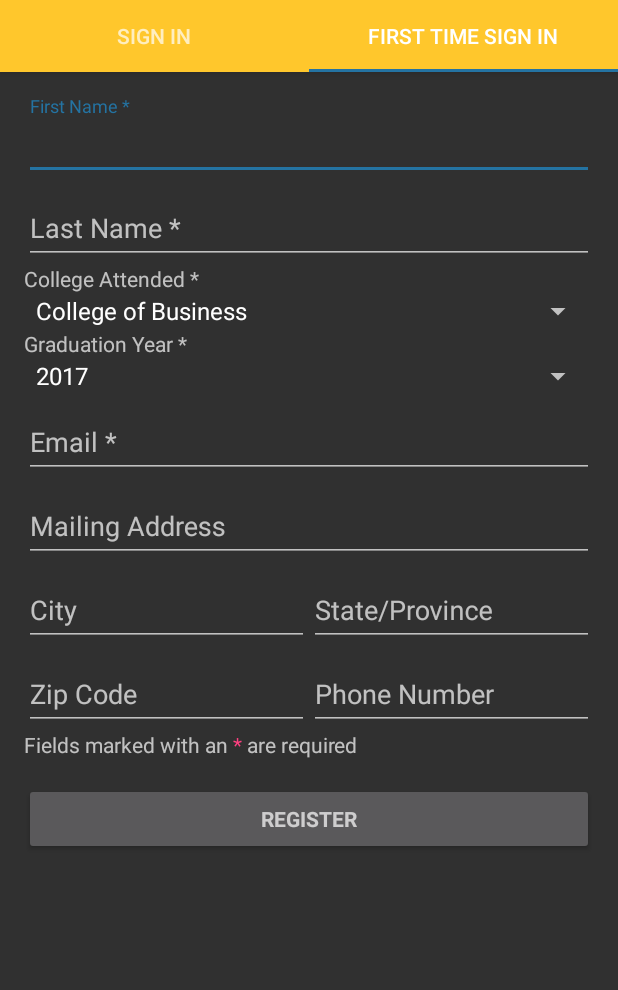
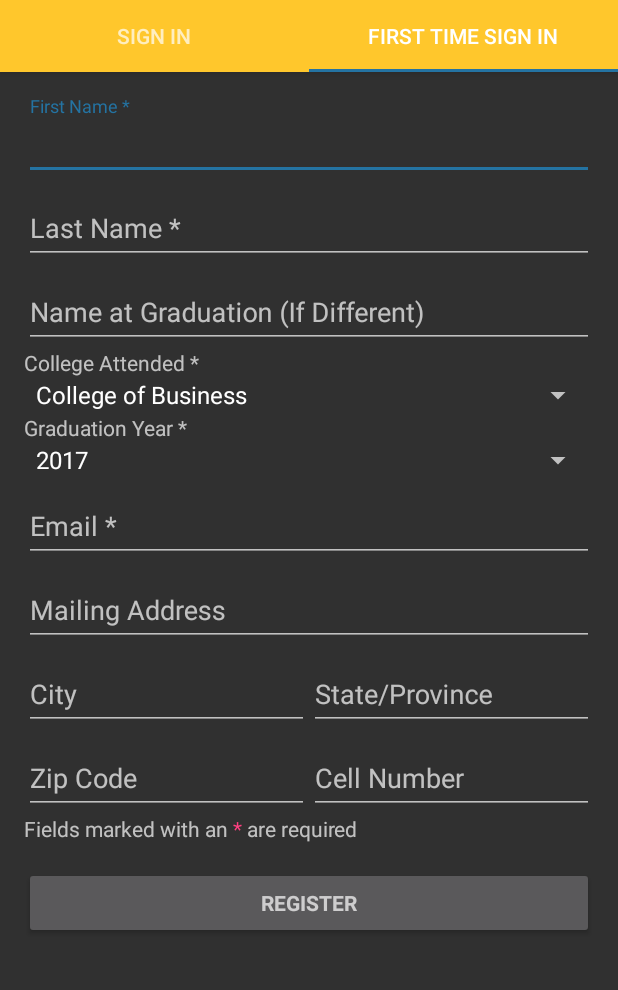
Before and after one commit to BillBarthel/Titan-Alumni-Card-App, an Android app: the screen it shows after launch (LoginActivity), tab 2 chosen, on a phone screen of 412 x 824 dp, the part 135-1125 px from its top. Run offline under Robolectric (Android 15) with nearby library versions, the phone set to English and light mode, and no system bars; our stand-ins replace Volley.

Commit message:
Added registration field to record user's name at the time of graduation if it changed. Changed position of personal photo.

```diff
--- a/app/src/main/java/uwosh/titan_alumni_card_app/RegisterFragment.java
+++ b/app/src/main/java/uwosh/titan_alumni_card_app/RegisterFragment.java
@@ -48,8 +48,8 @@ public class RegisterFragment extends Fragment {
 
     // UI references.
     private EditText mFirstName;
-    private EditText mMiddleName;
     private EditText mLastName;
+    private EditText mGraduationName;
     private Spinner mCollegeAttended;
     private Spinner mGraduationYear;
     private AutoCompleteTextView mEmailView;
@@ -91,6 +91,7 @@ public class RegisterFragment extends Fragment {
         // Credential checks required
         mFirstName = (AutoCompleteTextView) view.findViewById(R.id.first_name);
         mLastName = (EditText) view.findViewById(R.id.last_name);
+        mGraduationName = (EditText) view.findViewById(R.id.graduation_name);
         mEmailView = (AutoCompleteTextView) view.findViewById(R.id.email);
         mMailingAddress = (AutoCompleteTextView) view.findViewById(R.id.mailing_address);
         mCity = (AutoCompleteTextView) view.findViewById(R.id.city);
@@ -134,6 +135,7 @@ public class RegisterFragment extends Fragment {
         // Store values at the time of the login attempt.
         final String firstName = mFirstName.getText().toString();
         final String lastName = mLastName.getText().toString();
+        final String graduationName =  mGraduationName.getText().toString();
         final String collegeAttended = mCollegeAttended.getSelectedItem().toString();
         final String graduationYear = mGraduationYear.getSelectedItem().toString();
         final String email = mEmailView.getText().toString();
@@ -168,8 +170,8 @@ public class RegisterFragment extends Fragment {
                     Volley.newRequestQueue(getView().getContext());
 
 
-            String URLVariables = "?firstName=" + firstName +
-                                  "&lastName=" + lastName +"&collegeAttended=" + collegeAttended +
+            String URLVariables = "?firstName=" + firstName + "&lastName=" + lastName +
+                                  "&graduationName=" + graduationName + "&collegeAttended=" + collegeAttended +
                                   "&graduationYear=" + graduationYear + "&email=" + email +
                                   "&mailingAddress=" + mailingAddress + "&city=" + city +
                                   "&state=" + state + "&zipCode=" + zipCode +
--- a/app/src/main/res/layout/register_fragment.xml
+++ b/app/src/main/res/layout/register_fragment.xml
@@ -48,6 +48,23 @@
                     android:layout_width="match_parent"
                     android:layout_height="wrap_content"
                     android:hint="Last Name *"
+                    android:inputType="text"
+                    android:maxLines="1"
+                    android:theme="@style/lineColor"
+                    android:imeOptions="actionNext"/>
+
+            </android.support.design.widget.TextInputLayout>
+
+            <android.support.design.widget.TextInputLayout
+                android:layout_width="match_parent"
+                android:layout_height="wrap_content"
+                app:hintTextAppearance="@style/UserInput">
+
+                <AutoCompleteTextView
+                    android:id="@+id/graduation_name"
+                    android:layout_width="match_parent"
+                    android:layout_height="wrap_content"
+                    android:hint="Name at Graduation (If Different)"
                     android:inputType="text"
                     android:maxLines="1"
                     android:theme="@style/lineColor"
@@ -188,7 +205,7 @@
                         android:id="@+id/phone_number"
                         android:layout_width="match_parent"
                         android:layout_height="wrap_content"
-                        android:hint="Phone Number"
+                        android:hint="Cell Number"
                         android:imeOptions="actionNext"
                         android:inputType="text"
                         android:maxLines="1"
```
Also changed, not shown: app/src/main/java/uwosh/titan_alumni_card_app/MainActivity.java (+11 -19 lines), app/src/main/res/layout/activity_alumni_card_background_select.xml (+15 -1 lines), app/src/main/res/layout/activity_main.xml (+6 -3 lines), app/src/main/res/layout/clashcardbackground.xml (+0 -9 lines), app/src/main/res/layout/cobcardbackground.xml (+0 -9 lines), app/src/main/res/layout/scapecardbackground.xml (+0 -9 lines).
